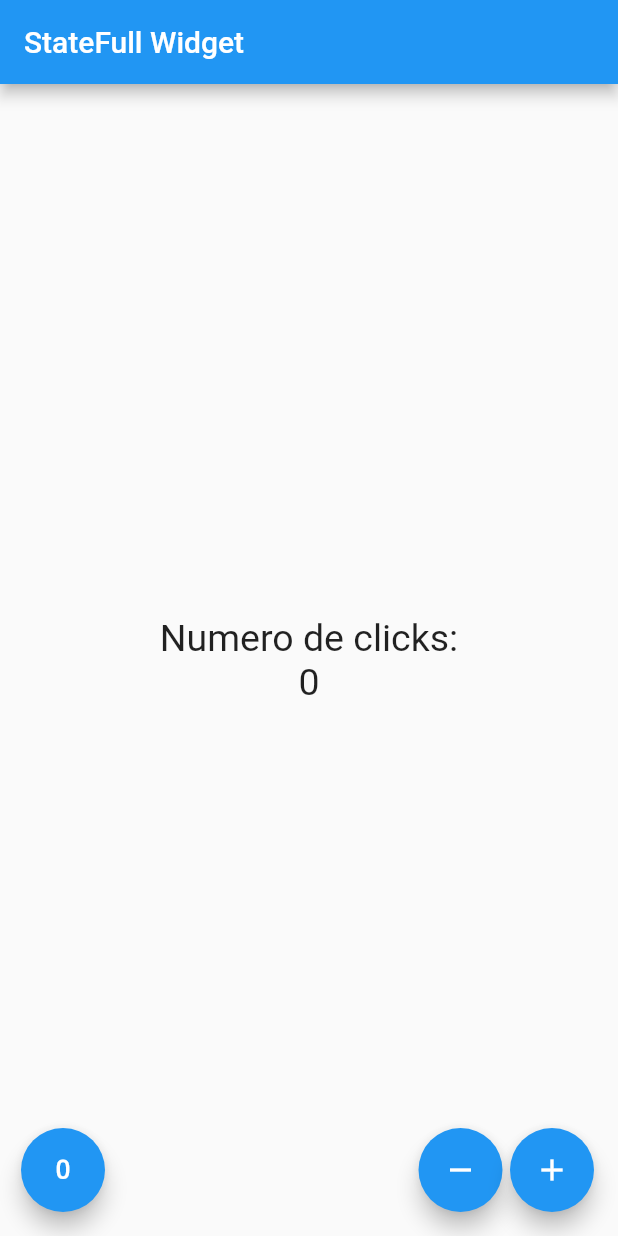
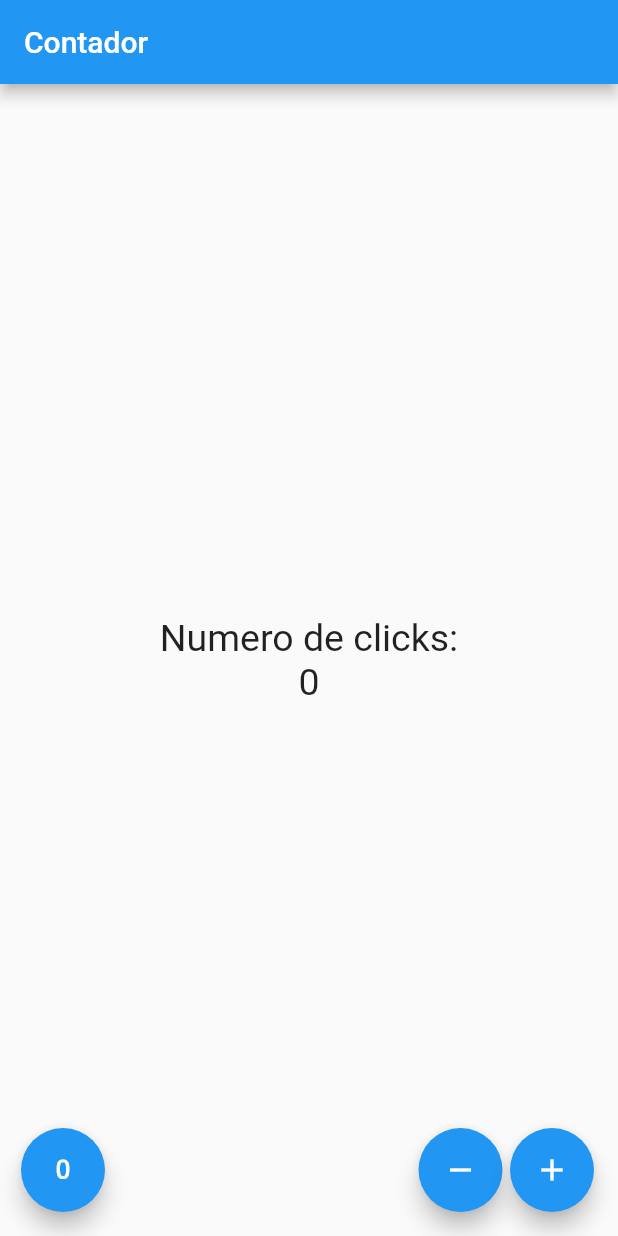
Before and after one commit to eduardo-lr/contador, a Flutter app: the screen it shows after launch, after a tap on the "exposure zero" icon, on a phone screen of 412 x 824 dp. Run offline on Flutter 3.47's test engine with Material 2 defaults, Android fonts, the phone set to English and light mode, and no system bars.

Commit message:
Aplicación terminada

```diff
--- a/lib/src/pages/contador_page.dart
+++ b/lib/src/pages/contador_page.dart
@@ -12,7 +12,7 @@ class _ContadorPageState extends State<ContadorPage> {
 
   Widget build(BuildContext context) {
     return Scaffold(
-        appBar: AppBar(title: Text("StateFull Widget")),
+        appBar: AppBar(title: Text("Contador")),
         body: Center(
             child:
                 Column(mainAxisAlignment: MainAxisAlignment.center, children: [
@@ -27,26 +27,27 @@ class _ContadorPageState extends State<ContadorPage> {
       mainAxisAlignment: MainAxisAlignment.end,
       children: [
         SizedBox(
-          width: 30,
+          width: 30.0,
         ),
         FloatingActionButton(
-            child: Icon(Icons.exposure_zero),
-            onPressed: () {
-              null;
-            }),
+            child: Icon(Icons.exposure_zero), onPressed: _reset),
         Expanded(child: SizedBox()),
-        FloatingActionButton(
-            child: Icon(Icons.remove),
-            onPressed: () {
-              null;
-            }),
+        FloatingActionButton(child: Icon(Icons.remove), onPressed: _sustraer),
         SizedBox(width: 5.0),
-        FloatingActionButton(
-            child: Icon(Icons.add),
-            onPressed: () {
-              null;
-            })
+        FloatingActionButton(child: Icon(Icons.add), onPressed: _agregar)
       ],
     );
   }
+
+  void _agregar() {
+    setState(() => _conteo++);
+  }
+
+  void _sustraer() {
+    setState(() => _conteo--);
+  }
+
+  void _reset() {
+    setState(() => _conteo = 0);
+  }
 }
```
